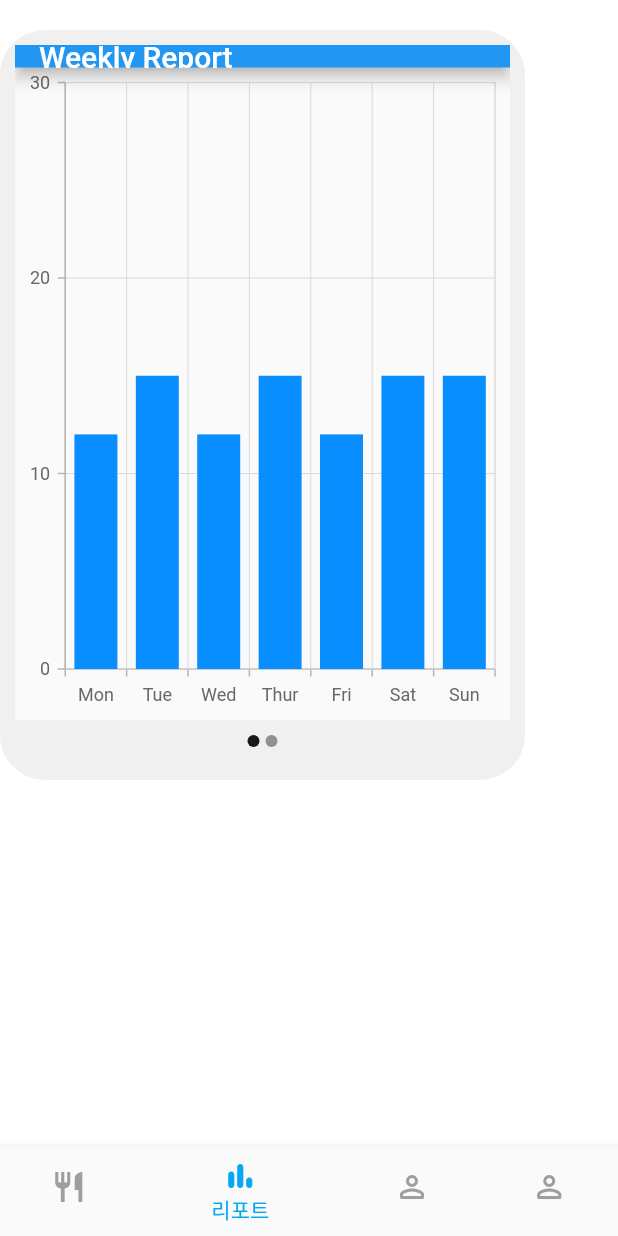
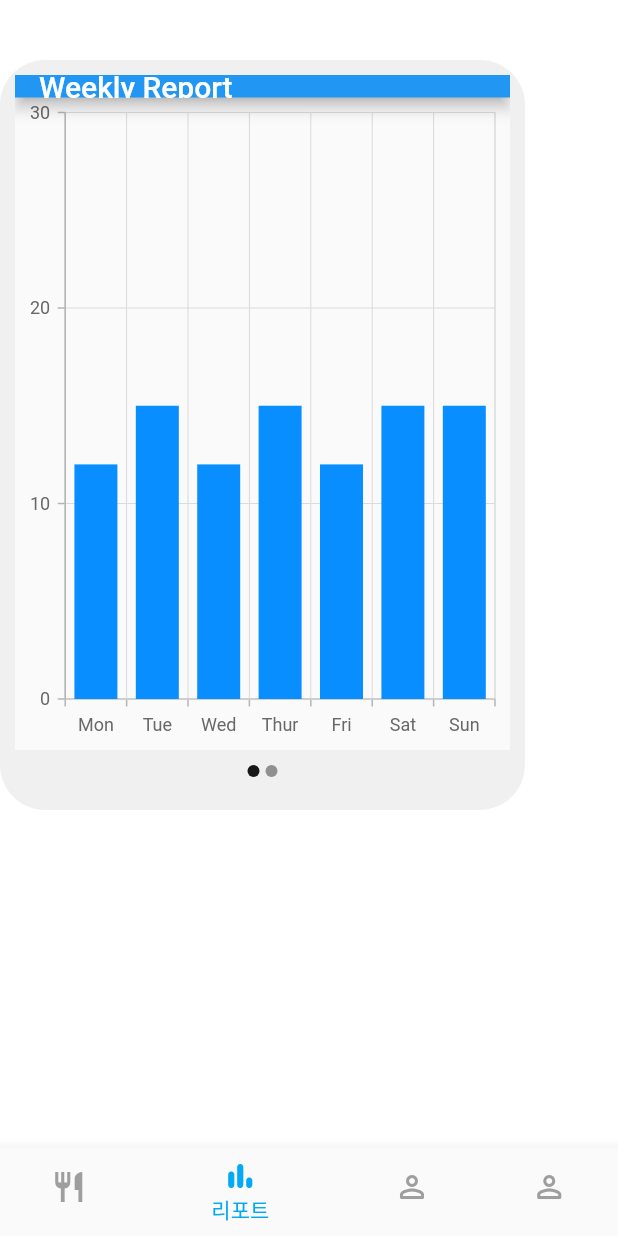
Before and after one commit to jeongdopark/2022_capstone_flutter, a Flutter app: the screen it shows after launch, item 2 of the bottom bar chosen, on a phone screen of 412 x 824 dp. Run offline on Flutter 3.47's test engine with Material 2 defaults, Android fonts, the phone set to English and light mode, and no system bars; drawn by our look-alikes of carousel_slider; our stand-ins replace flutter_bluetooth_serial, font_awesome_flutter, syncfusion_flutter_charts, table_calendar.

Commit message:
start button edit

```diff
--- a/lib/src/page/home/home.dart
+++ b/lib/src/page/home/home.dart
@@ -89,6 +89,8 @@ class _MyWidgetState extends State<MyWidget> {
                         onPressed: () {
                           Provider.of<AppState>(context, listen: false)
                               .setConnectStatus("True");
+                          Provider.of<AppState>(context, listen: false)
+                              .setDisplayText("식사 시작");
                         },
                         icon: Icon(Icons.play_arrow_rounded),
                         color: const Color(0xff00c7ff),
--- a/lib/src/page/report/report.dart
+++ b/lib/src/page/report/report.dart
@@ -26,7 +26,7 @@ class _report_pageState extends State<report_page> {
             scrollDirection: Axis.vertical,
             child: Column(
               children: [
-                SizedBox(height: 20),
+                SizedBox(height: 40),
                 Container(
                     // decoration:
                     //     BoxDecoration(borderRadius: BorderRadius.circular(10)),
```
